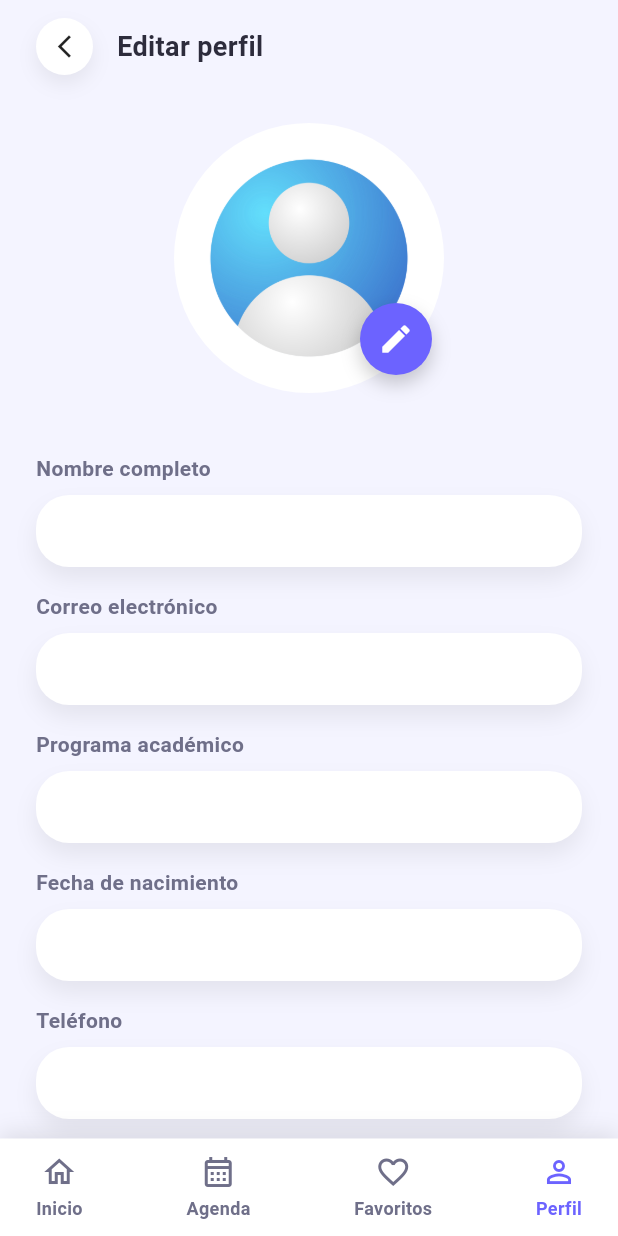
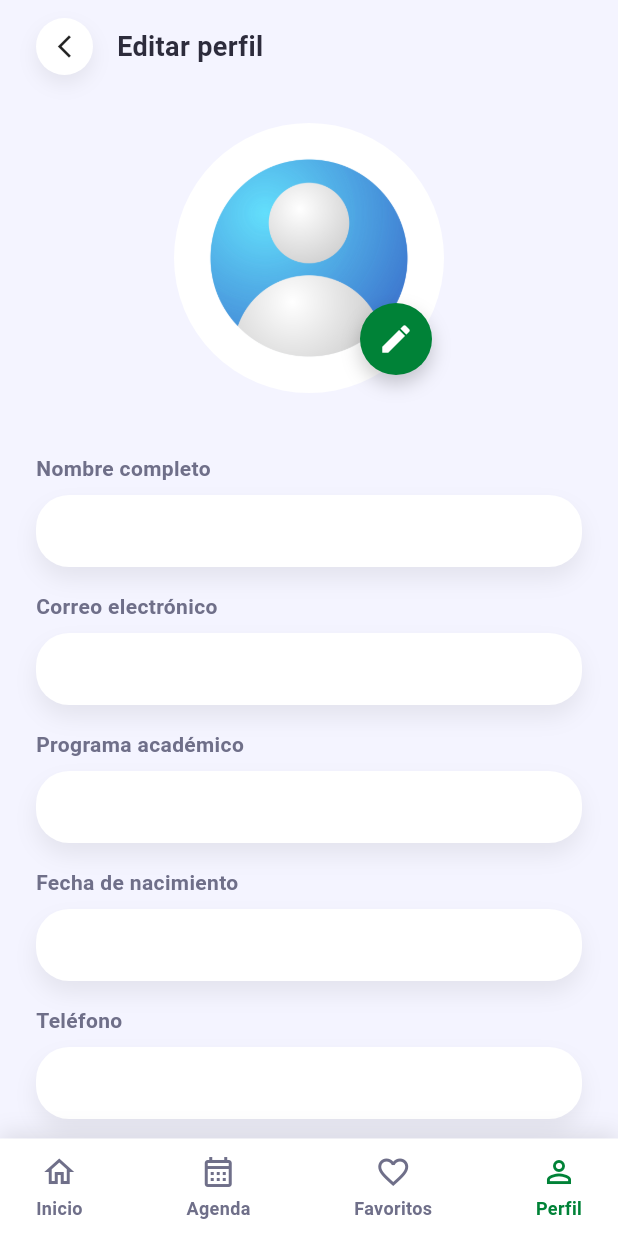
Before and after one commit to Angie-Natalia-Cobo-Vasquez/unigo_frontend, a Flutter app: the EditProfileScreen screen opened by its route, on a phone screen of 412 x 824 dp. Run offline on Flutter 3.47's test engine with Material 3 defaults, Android fonts, the phone set to English and light mode, and no system bars; our stand-ins replace url_strategy; accounts and stored records are empty.

Commit message:
feat: actualizacion color secundario (verde uceva)

```diff
--- a/lib/main.dart
+++ b/lib/main.dart
@@ -25,7 +25,7 @@
         scaffoldBackgroundColor: AppColors.background,
         colorScheme: ColorScheme.fromSeed(
           seedColor: AppColors.secondary,
-          surface: Colors.white,
+          surface: const Color.fromARGB(255, 255, 255, 255),
           primary: AppColors.primary,
           secondary: AppColors.secondary,
         ),
--- a/lib/theme/app_colors.dart
+++ b/lib/theme/app_colors.dart
@@ -3,7 +3,7 @@
 class AppColors {
   static const Color background = Color(0xFFF4F4FF);
   static const Color primary = Color(0xFF1F1D2B);
-  static const Color secondary = Color(0xFF6C63FF);
+  static const Color secondary = Color.fromARGB(255, 0, 130, 55);
   static const Color accent = Color(0xFF3CC8B4);
   static const Color warning = Color(0xFFFABF40);
   static const Color success = Color(0xFF2EB872);
```
